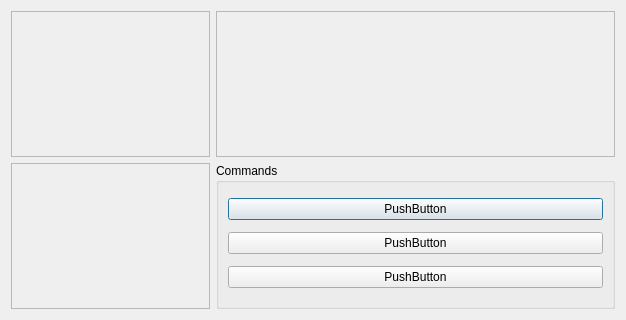
First picture: the form in Tools/ToolTestConceptMap/qttestconceptmapwidgetdialog.ui, repository richelbilderbeek/ProjectRichelBilderbeek, before the edit.
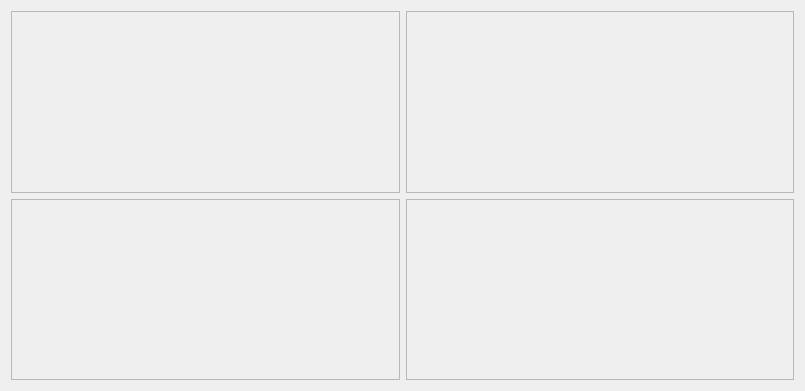
Second picture: the form after the edit.

Patch:
```diff
--- a/Tools/ToolTestConceptMap/qttestconceptmapwidgetdialog.ui
+++ b/Tools/ToolTestConceptMap/qttestconceptmapwidgetdialog.ui
@@ -6,40 +6,14 @@
    <rect>
     <x>0</x>
     <y>0</y>
-    <width>626</width>
-    <height>320</height>
+    <width>805</width>
+    <height>391</height>
    </rect>
   </property>
   <property name="windowTitle">
    <string>Dialog</string>
   </property>
   <layout class="QGridLayout" name="gridLayout">
-   <item row="0" column="0">
-    <widget class="QFrame" name="frame_2">
-     <property name="frameShape">
-      <enum>QFrame::StyledPanel</enum>
-     </property>
-     <property name="frameShadow">
-      <enum>QFrame::Raised</enum>
-     </property>
-    </widget>
-   </item>
-   <item row="0" column="1" colspan="2">
-    <widget class="QFrame" name="frame">
-     <property name="sizePolicy">
-      <sizepolicy hsizetype="MinimumExpanding" vsizetype="Preferred">
-       <horstretch>0</horstretch>
-       <verstretch>0</verstretch>
-      </sizepolicy>
-     </property>
-     <property name="frameShape">
-      <enum>QFrame::StyledPanel</enum>
-     </property>
-     <property name="frameShadow">
-      <enum>QFrame::Raised</enum>
-     </property>
-    </widget>
-   </item>
    <item row="1" column="0">
     <widget class="QFrame" name="frame_3">
      <property name="frameShape">
@@ -50,34 +24,35 @@
      </property>
     </widget>
    </item>
-   <item row="1" column="1" colspan="2">
-    <widget class="QGroupBox" name="groupBox">
-     <property name="title">
-      <string>Commands</string>
+   <item row="0" column="0">
+    <widget class="QFrame" name="frame_display">
+     <property name="frameShape">
+      <enum>QFrame::StyledPanel</enum>
      </property>
-     <layout class="QVBoxLayout" name="verticalLayout">
-      <item>
-       <widget class="QPushButton" name="pushButton_2">
-        <property name="text">
-         <string>PushButton</string>
-        </property>
-       </widget>
-      </item>
-      <item>
-       <widget class="QPushButton" name="pushButton_3">
-        <property name="text">
-         <string>PushButton</string>
-        </property>
-       </widget>
-      </item>
-      <item>
-       <widget class="QPushButton" name="pushButton">
-        <property name="text">
-         <string>PushButton</string>
-        </property>
-       </widget>
-      </item>
-     </layout>
+     <property name="frameShadow">
+      <enum>QFrame::Raised</enum>
+     </property>
+    </widget>
+   </item>
+   <item row="0" column="1">
+    <widget class="QFrame" name="frame_edit">
+     <property name="frameShape">
+      <enum>QFrame::StyledPanel</enum>
+     </property>
+     <property name="frameShadow">
+      <enum>QFrame::Raised</enum>
+     </property>
+    </widget>
+   </item>
+   <item row="1" column="1">
+    <widget class="QFrame" name="frame_buttons">
+     <property name="frameShape">
+      <enum>QFrame::StyledPanel</enum>
+     </property>
+     <property name="frameShadow">
+      <enum>QFrame::Raised</enum>
+     </property>
+     <layout class="QVBoxLayout" name="verticalLayout"/>
     </widget>
    </item>
   </layout>
```
Left out of the diff: 4 changed lines with no effect on the pictures.
